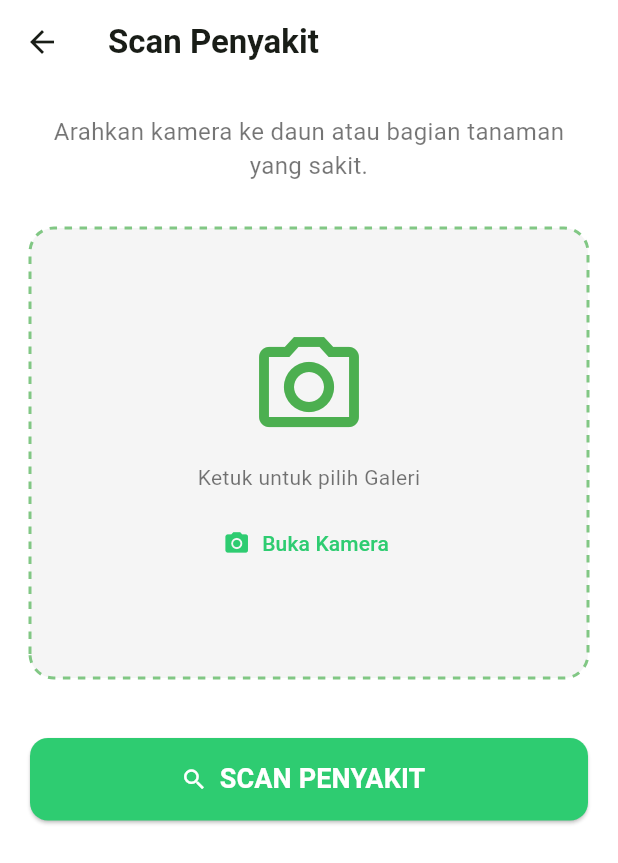
After one commit to MuhRidwaan/TanamCareApps, a Flutter app: the ScanScreen screen opened directly, after a tap on "Ketuk untuk pilih Galeri", on a phone screen of 412 x 824 dp. The commit adds this screen. Shown: the top 863 px of the screen. Run offline on Flutter 3.47's test engine with Material 3 defaults, Android fonts, the phone set to English and light mode, and no system bars; our stand-ins replace dio, flutter_secure_storage, image_picker; missing offline and left inert: tflite_flutter; accounts and stored records are empty; network calls fail.

Commit message:
penambahan tampilan scan

```diff
--- a/lib/screens/main_screen.dart
+++ b/lib/screens/main_screen.dart
@@ -1,6 +1,6 @@
 import 'package:flutter/material.dart';
 import 'dashboard/home_screen.dart'; // Kita akan buat ini setelah ini
-// import 'scan/scan_screen.dart'; // Placeholder
+import 'scan/scan_screen.dart';
 // import 'history/history_screen.dart'; // Placeholder
 import 'profile/profile_screen.dart';
 
@@ -17,7 +17,7 @@ class _MainScreenState extends State<MainScreen> {
   // Daftar halaman untuk setiap tab
   final List<Widget> _pages = [
     const HomeScreen(),
-    const Center(child: Text("Halaman Scan AI")), // Placeholder
+     const ScanScreen(),
     const Center(child: Text("Halaman History")), // Placeholder
     const ProfileScreen(),
   ];
--- /dev/null
+++ b/lib/screens/scan/scan_screen.dart
@@ -0,0 +1,313 @@
+import 'dart:io';
+import 'dart:ui' as ui;
+import 'package:flutter/material.dart';
+import 'package:flutter/services.dart' show rootBundle;
+import 'package:image_picker/image_picker.dart';
+// Import ini sekarang akan berhasil karena file services/ai_service.dart sudah dibuat
+import '../../services/ai_service.dart';
+
+class ScanScreen extends StatefulWidget {
+  const ScanScreen({super.key});
+
+  @override
+  State<ScanScreen> createState() => _ScanScreenState();
+}
+
+class _ScanScreenState extends State<ScanScreen> {
+  // Instance AIService sekarang valid
+  final AIService _aiService = AIService();
+  final ImagePicker _picker = ImagePicker();
+
+  File? _selectedImage;
+  bool _isAnalyzing = false;
+  Map<String, dynamic>? _result;
+  List<String> _labels = [];
+
+  @override
+  void initState() {
+    super.initState();
+    _loadModelAndLabels();
+  }
+
+  Future<void> _loadModelAndLabels() async {
+    await _aiService.loadModel();
+    // Load labels.txt dari assets
+    try {
+      final labelData = await rootBundle.loadString('assets/labels.txt');
+      setState(() {
+        _labels = labelData.split('\n').where((s) => s.isNotEmpty).toList();
+      });
+    } catch (e) {
+      print("Error loading labels: $e");
+      // Fallback labels jika file tidak ditemukan
+      _labels = [
+        "Bacterial Spot",
+        "Early Blight",
+        "Late Blight",
+        "Leaf Mold",
+        "Septoria Leaf Spot",
+        "Spider Mites",
+        "Target Spot",
+        "Yellow Leaf Curl Virus",
+        "Mosaic Virus",
+        "Healthy"
+      ];
+    }
+  }
+
+  @override
+  void dispose() {
+    _aiService.close();
+    super.dispose();
+  }
+
+  // Fungsi ambil gambar
+  Future<void> _pickImage(ImageSource source) async {
+    try {
+      final XFile? pickedFile = await _picker.pickImage(
+        source: source,
+        maxWidth: 600, // Kompres sedikit agar tidak berat di memori
+      );
+
+      if (pickedFile != null) {
+        setState(() {
+          _selectedImage = File(pickedFile.path);
+          _result = null; // Reset hasil sebelumnya
+        });
+      }
+    } catch (e) {
+      print("Error picking image: $e");
+    }
+  }
+
+  // Fungsi Scan AI
+  Future<void> _startScan() async {
+    if (_selectedImage == null) {
+      ScaffoldMessenger.of(context).showSnackBar(
+        const SnackBar(content: Text("Pilih gambar terlebih dahulu!")),
+      );
+      return;
+    }
+
+    setState(() {
+      _isAnalyzing = true;
+    });
+
+    // Jalankan prediksi
+    final result = await _aiService.analyzeImage(_selectedImage!, _labels);
+
+    setState(() {
+      _isAnalyzing = false;
+      _result = result;
+    });
+
+    if (result != null) {
+      // Tampilkan Modal/Dialog Hasil
+      _showResultDialog(result);
+    } else {
+      ScaffoldMessenger.of(context).showSnackBar(
+        const SnackBar(content: Text("Gagal menganalisis gambar.")),
+      );
+    }
+  }
+
+  void _showResultDialog(Map<String, dynamic> result) {
+    showModalBottomSheet(
+      context: context,
+      shape: const RoundedRectangleBorder(
+        borderRadius: BorderRadius.vertical(top: Radius.circular(20)),
+      ),
+      builder: (context) {
+        return Container(
+          padding: const EdgeInsets.all(24),
+          child: Column(
+            mainAxisSize: MainAxisSize.min,
+            children: [
+              const Icon(Icons.check_circle, color: Colors.green, size: 60),
+              const SizedBox(height: 16),
+              Text(
+                "Hasil Deteksi: ${result['label']}",
+                style:
+                    const TextStyle(fontSize: 22, fontWeight: FontWeight.bold),
+                textAlign: TextAlign.center,
+              ),
+              const SizedBox(height: 8),
+              Text(
+                "Tingkat Keyakinan: ${result['confidence']}%",
+                style: const TextStyle(fontSize: 16, color: Colors.grey),
+              ),
+              const SizedBox(height: 24),
+              SizedBox(
+                width: double.infinity,
+                child: ElevatedButton(
+                  onPressed: () => Navigator.pop(context),
+                  style:
+                      ElevatedButton.styleFrom(backgroundColor: Colors.green),
+                  child: const Text("Tutup",
+                      style: TextStyle(color: Colors.white)),
+                ),
+              )
+            ],
+          ),
+        );
+      },
+    );
+  }
+
+  @override
+  Widget build(BuildContext context) {
+    return Scaffold(
+      backgroundColor: Colors.white,
+      appBar: AppBar(
+        title: const Text("Scan Penyakit",
+            style: TextStyle(fontWeight: FontWeight.bold)),
+        backgroundColor: Colors.white,
+        elevation: 0,
+      ),
+      body: SingleChildScrollView(
+        child: Padding(
+          padding: const EdgeInsets.all(20.0),
+          child: Column(
+            crossAxisAlignment: CrossAxisAlignment.stretch,
+            children: [
+              const Text(
+                "Arahkan kamera ke daun atau bagian tanaman yang sakit.",
+                textAlign: TextAlign.center,
+                style: TextStyle(fontSize: 16, color: Colors.black54),
+              ),
+              const SizedBox(height: 30),
+
+              // --- AREA GAMBAR ---
+              GestureDetector(
+                onTap: () => _pickImage(ImageSource.gallery),
+                child: CustomPaint(
+                  foregroundPainter: _selectedImage == null
+                      ? _DashedBorderPainter(color: Colors.green.shade300)
+                      : null, // Hilangkan garis jika gambar sudah ada
+                  child: Container(
+                    height: 300,
+                    decoration: BoxDecoration(
+                      color: Colors.grey.shade100,
+                      borderRadius: BorderRadius.circular(16),
+                      image: _selectedImage != null
+                          ? DecorationImage(
+                              image: FileImage(_selectedImage!),
+                              fit: BoxFit.cover,
+                            )
+                          : null,
+                    ),
+                    child: _selectedImage == null
+                        ? Column(
+                            mainAxisAlignment: MainAxisAlignment.center,
+                            children: [
+                              const Icon(Icons.photo_camera_outlined,
+                                  size: 80, color: Colors.green),
+                              const SizedBox(height: 10),
+                              const Text("Ketuk untuk pilih Galeri",
+                                  style: TextStyle(color: Colors.black54)),
+                              const SizedBox(height: 10),
+                              TextButton.icon(
+                                onPressed: () => _pickImage(ImageSource.camera),
+                                icon: const Icon(Icons.camera_alt,
+                                    color: Color(0xFF2ECC71)),
+                                label: const Text("Buka Kamera",
+                                    style: TextStyle(color: Color(0xFF2ECC71))),
+                              )
+                            ],
+                          )
+                        : Stack(
+                            children: [
+                              Positioned(
+                                top: 10,
+                                right: 10,
+                                child: CircleAvatar(
+                                  backgroundColor: Colors.white,
+                                  child: IconButton(
+                                    icon: const Icon(Icons.close,
+                                        color: Colors.red),
+                                    onPressed: () {
+                                      setState(() {
+                                        _selectedImage = null;
+                                        _result = null;
+                                      });
+                                    },
+                                  ),
+                                ),
+                              )
+                            ],
+                          ),
+                  ),
+                ),
+              ),
+              const SizedBox(height: 40),
+
+              // --- TOMBOL SCAN ---
+              SizedBox(
+                height: 55,
+                child: ElevatedButton.icon(
+                  onPressed: _isAnalyzing ? null : _startScan,
+                  icon: _isAnalyzing
+                      ? const SizedBox(
+                          width: 20,
+                          height: 20,
+                          child: CircularProgressIndicator(
+                              color: Colors.white, strokeWidth: 2))
+                      : const Icon(Icons.search),
+                  label: Text(
+                    _isAnalyzing ? "MENGANALISIS..." : "SCAN PENYAKIT",
+                    style: const TextStyle(
+                        fontSize: 18, fontWeight: FontWeight.bold),
+                  ),
+                  style: ElevatedButton.styleFrom(
+                    backgroundColor: const Color(0xFF2ECC71),
+                    foregroundColor: Colors.white,
+                    shape: RoundedRectangleBorder(
+                        borderRadius: BorderRadius.circular(12)),
+                  ),
+                ),
+              ),
+            ],
+          ),
+        ),
+      ),
+    );
+  }
+}
+
+// Custom Painter untuk garis putus-putus
+class _DashedBorderPainter extends CustomPainter {
+  final Color color;
+  _DashedBorderPainter({required this.color});
+
+  @override
+  void paint(Canvas canvas, Size size) {
+    final Paint paint = Paint()
+      ..color = color
+      ..strokeWidth = 2
+      ..style = PaintingStyle.stroke;
+
+    final Path path = Path()
+      ..addRRect(RRect.fromRectAndRadius(
+        Rect.fromLTWH(0, 0, size.width, size.height),
+        const Radius.circular(16),
+      ));
+
+    // Simple dash effect
+    const double dashWidth = 5;
+    const double dashSpace = 5;
+    double distance = 0.0;
+
+    final Path dashedPath = Path();
+    for (ui.PathMetric metric in path.computeMetrics()) {
+      while (distance < metric.length) {
+        dashedPath.addPath(
+            metric.extractPath(distance, distance + dashWidth), Offset.zero);
+        distance += dashWidth + dashSpace;
+      }
+    }
+    canvas.drawPath(dashedPath, paint);
+  }
+
+  @override
+  bool shouldRepaint(covariant CustomPainter oldDelegate) => false;
+}
```
Also changed, not shown: assets/labels.txt (added, +10 -0 lines), lib/services/ai_service.dart (added, +91 -0 lines), pubspec.yaml (+25 -75 lines), pubspec.lock, 7 other files.
